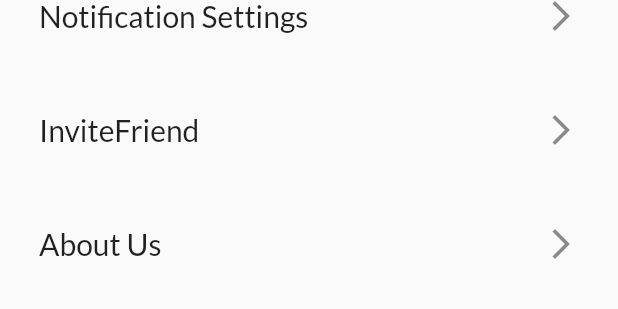
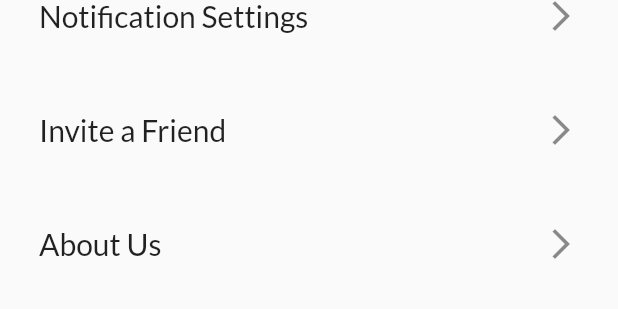
Before and after one commit to YadavGulshan/wallet, a Flutter app: the UserProfile widget shown alone on an empty page, opened directly, on a phone screen of 412 x 824 dp. Shown: the part 734-1043 px from the top of the screen. Run offline on Flutter 3.47's test engine with Material 2 defaults, Android fonts, the light colour scheme and no system bars; our stand-ins replace curved_navigation_bar, firebase_auth, firebase_core, flutter_svg, font_awesome_flutter, google_fonts and 1 more; accounts and stored records are empty; network calls fail.

Commit message:
Cleaning codes

```diff
--- a/lib/pages/testing.dart
+++ b/lib/pages/testing.dart
@@ -77,8 +77,6 @@ class _TestingpageState extends State<Testingpage> {
           setState(() {
             _page = index;
           });
-          // print("current index is $index");
-          // print("current page is $_page");
         },
       ),
     );
--- a/lib/pages/user_page.dart
+++ b/lib/pages/user_page.dart
@@ -23,12 +23,7 @@ class _UserProfileState extends State<UserProfile> {
   // Get The current user data from firebase.
   final User? user = FirebaseAuth.instance.currentUser;
 
-  List<String> terms = <String>[
-    "Account Info",
-    "Notification Settings",
-    "Invite a friend",
-    "About us"
-  ];
+  // Pages to be routed to.
   List<Widget> pagesToRoute = <Widget>[
     const AccountInfo(),
     const NotificationSetting(),
@@ -75,7 +70,7 @@ class _UserProfileState extends State<UserProfile> {
             routeToPage: NotificationSetting(),
           ),
           const MyConatianer(
-            mytext: "InviteFriend",
+            mytext: "Invite a Friend",
             routeToPage: InviteFriend(),
           ),
           const MyConatianer(
@@ -84,6 +79,7 @@ class _UserProfileState extends State<UserProfile> {
           ),
 
           const Spacer(),
+
           // Log Out button.
           InWellButton(
             backgroundcolor: Colors.redAccent,
@@ -100,6 +96,8 @@ class _UserProfileState extends State<UserProfile> {
               provider.logout();
             },
           ),
+
+          // Spacer so that button won't stick to the bottom of the screen.
           const Spacer(),
           const Spacer(),
         ],
```
